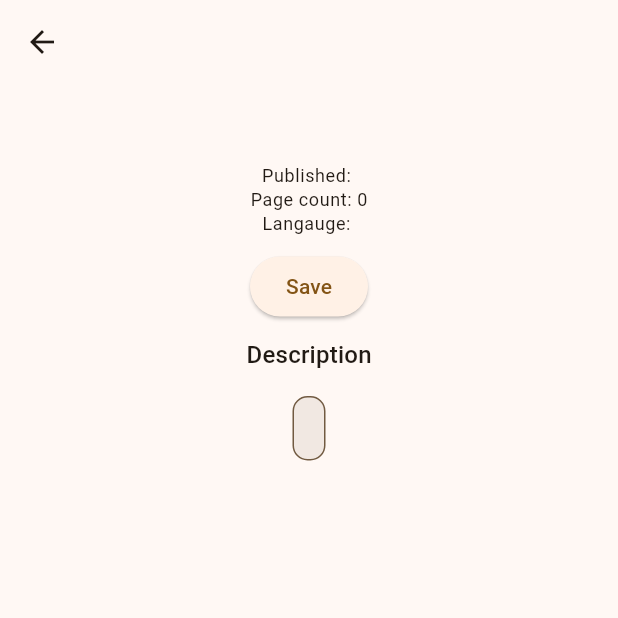
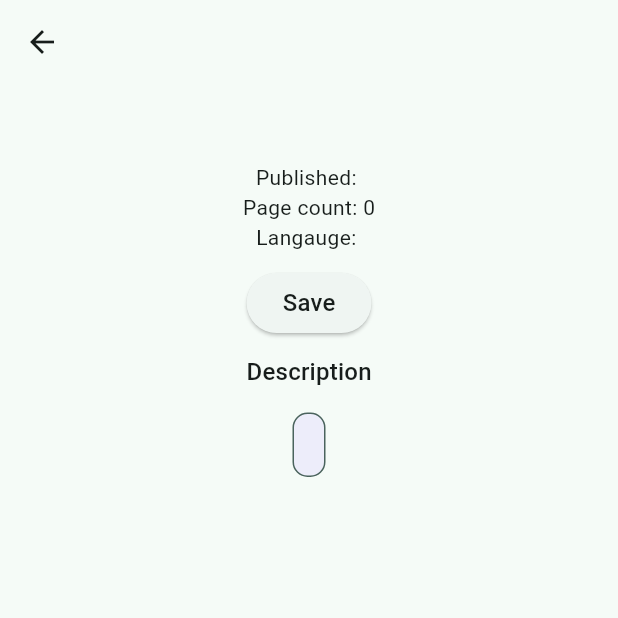
Before and after one commit to enesscakmak/book-tracker, a Flutter app: the BookDetailsScreen screen opened directly with empty values, on a phone screen of 412 x 824 dp, the top half of it. Run offline on Flutter 3.47's test engine with Material 3 defaults, Android fonts, the phone set to English and light mode, and no system bars; our stand-ins replace sqflite; accounts and stored records are empty.

Commit message:
refactor: final touches

```diff
--- a/lib/pages/books_details.dart
+++ b/lib/pages/books_details.dart
@@ -39,23 +39,23 @@ class _BookDetailsScreenState extends State<BookDetailsScreen> {
                 children: [
                   Text(
                     book.title,
-                    style: theme.headlineSmall,
+                    style: theme.titleLarge,
                   ),
                   Text(
                     book.authors.join(', '),
-                    style: theme.labelLarge,
+                    style: theme.titleMedium,
                   ),
                   Text(
                     'Published: ${book.publishedDate}',
-                    style: theme.bodySmall,
+                    style: theme.bodyMedium,
                   ),
                   Text(
                     'Page count: ${book.pageCount}',
-                    style: theme.bodySmall,
+                    style: theme.bodyMedium,
                   ),
                   Text(
                     'Langauge: ${book.language}',
-                    style: theme.bodySmall,
+                    style: theme.bodyMedium,
                   ),
                   const SizedBox(
                     height: 10,
@@ -75,11 +75,14 @@ class _BookDetailsScreenState extends State<BookDetailsScreen> {
                                 print("Error: $e");
                               }
                             },
-                            child: Text("Save"))
+                            child: Text(
+                              "Save",
+                              style: theme.titleMedium,
+                            ))
                         : ElevatedButton.icon(
                             onPressed: () async {},
-                            icon: Icon(Icons.favorite),
-                            label: Text("Favorite"),
+                            icon: const Icon(Icons.favorite),
+                            label: const Text("Favorite"),
                           ),
                   ),
                   // Row(
@@ -123,17 +126,17 @@ class _BookDetailsScreenState extends State<BookDetailsScreen> {
                     height: 5,
                   ),
                   Container(
-                    margin: EdgeInsets.all(10),
-                    padding: EdgeInsets.all(10),
+                    margin: const EdgeInsets.all(10),
+                    padding: const EdgeInsets.all(10),
                     decoration: BoxDecoration(
-                        color:
-                            Theme.of(context).colorScheme.secondary.withOpacity(
-                                  0.1,
-                                ),
+                        color: Color.fromARGB(80, 218, 205, 255),
                         borderRadius: BorderRadius.circular(10),
                         border: Border.all(
                             color: Theme.of(context).colorScheme.secondary)),
-                    child: Text(book.description),
+                    child: Text(
+                      book.description,
+                      style: theme.titleSmall,
+                    ),
                   )
                 ],
               )
```
Also changed, not shown: lib/main.dart (+15 -7 lines), lib/pages/favorites_screen.dart (+20 -4 lines), lib/pages/saved_screen.dart (+35 -8 lines).
